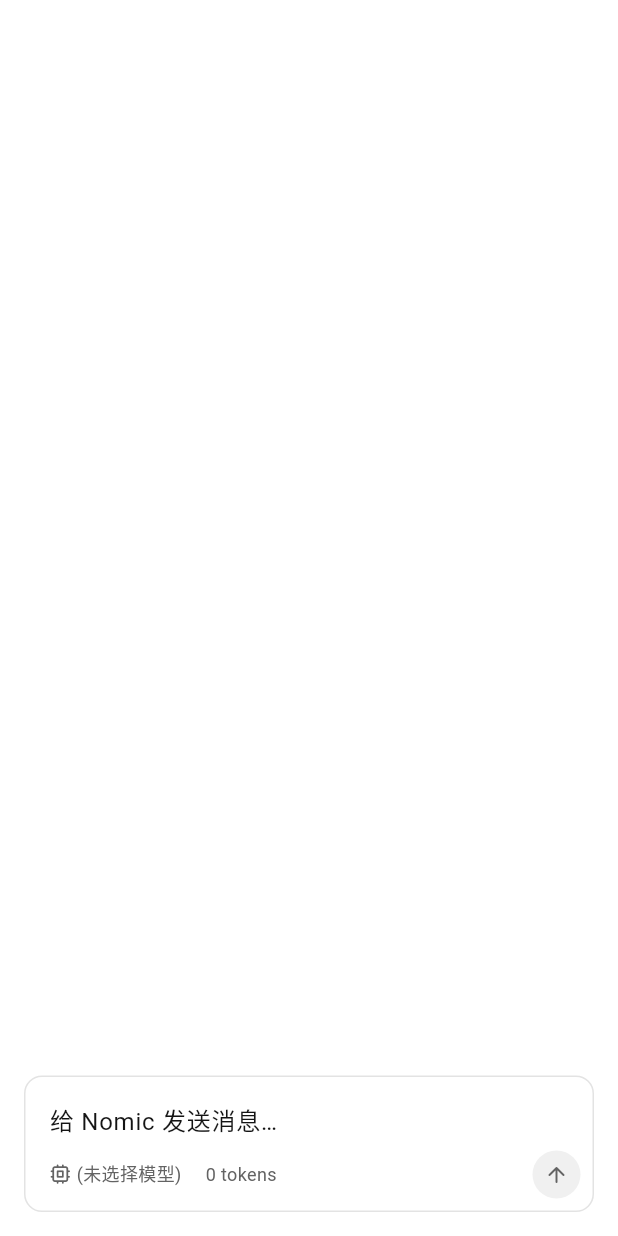
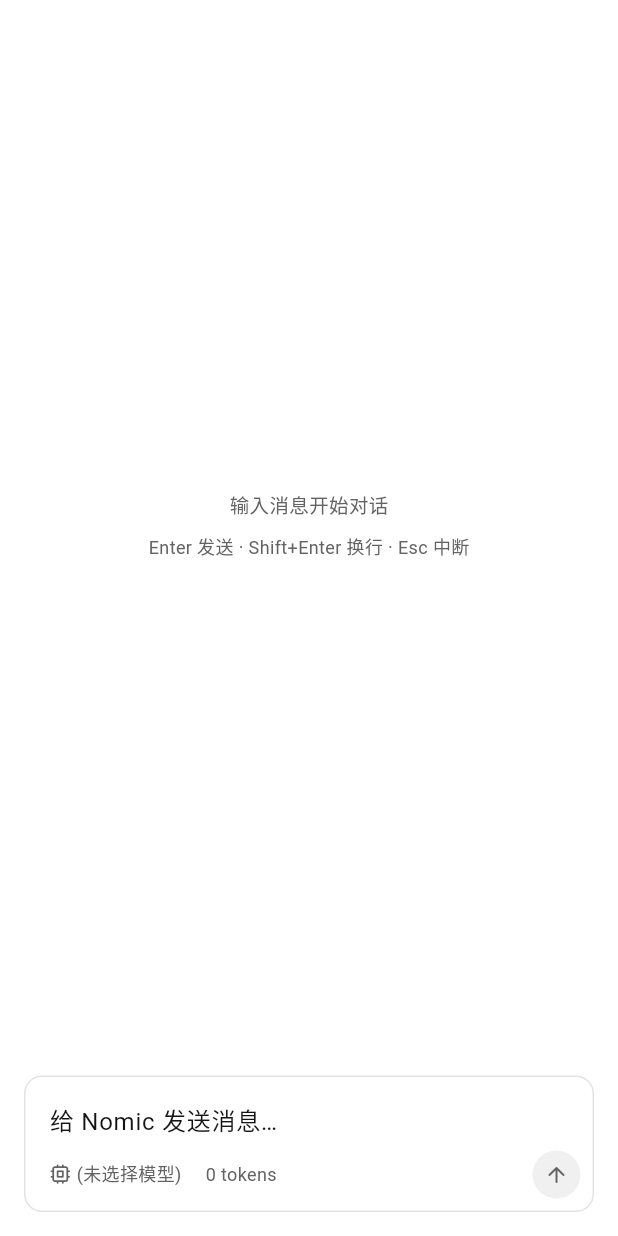
Before and after one commit to zineyu/nomic, a Flutter app: the ChatPage widget shown alone on an empty page, opened directly with empty values, on a phone screen of 412 x 824 dp. Run offline on Flutter 3.47's test engine with Material 3 defaults, Android fonts, the phone set to English and light mode, and no system bars; our stand-ins replace flutter_markdown; network calls fail.

Commit message:
feat(app): 空会话展示引导提示（发送/换行/中断快捷键）
Signed-off-by: zine yu <zine.xlws@gmail.com>

```diff
--- a/app/lib/ui/chat_page.dart
+++ b/app/lib/ui/chat_page.dart
@@ -117,11 +117,15 @@ class _ChatPageState extends State<ChatPage> {
             if (controller.error != null) _ErrorBanner(controller: controller),
             if (controller.goal != null) _GoalBanner(goal: controller.goal!),
             Expanded(
-              child: Stack(
+              child: controller.items.isEmpty && !controller.running
+                  ? const _EmptySessionHint()
+                  : Stack(
                       children: [
                         Center(
                           child: ConstrainedBox(
-                      constraints: const BoxConstraints(maxWidth: maxPageWidth),
+                            constraints: const BoxConstraints(
+                              maxWidth: maxPageWidth,
+                            ),
                             child: ListView.builder(
                               controller: _scrollController,
                               padding: const EdgeInsets.symmetric(
@@ -144,7 +148,9 @@ class _ChatPageState extends State<ChatPage> {
                             right: 0,
                             bottom: Spacing.sm,
                             child: Center(
-                        child: _ScrollToBottomButton(onTap: _scrollToBottom),
+                              child: _ScrollToBottomButton(
+                                onTap: _scrollToBottom,
+                              ),
                             ),
                           ),
                       ],
@@ -426,6 +432,29 @@ class _QueueAction extends StatelessWidget {
   }
 }
 
+/// 空会话引导（消息流为零且未运行时展示）。
+class _EmptySessionHint extends StatelessWidget {
+  const _EmptySessionHint();
+
+  @override
+  Widget build(BuildContext context) {
+    final tokens = tokensOf(context);
+    return Center(
+      child: Column(
+        mainAxisSize: MainAxisSize.min,
+        children: [
+          Text('输入消息开始对话', style: AppText.ui(tokens.mutedForeground)),
+          const SizedBox(height: Spacing.sm),
+          Text(
+            'Enter 发送 · Shift+Enter 换行 · Esc 中断',
+            style: AppText.caption(tokens.mutedForeground),
+          ),
+        ],
+      ),
+    );
+  }
+}
+
 /// 「回到底部」浮钮：用户上翻时出现在消息流底部中央（overlay 定位用，
 /// 扁平 card + hairline border，不用阴影）。
 class _ScrollToBottomButton extends StatelessWidget {
```
Lines whose indentation alone changed are shown as unchanged.
